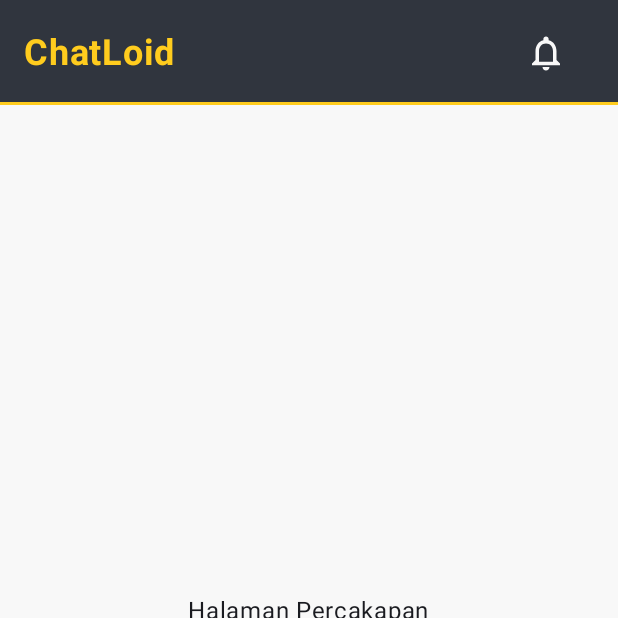
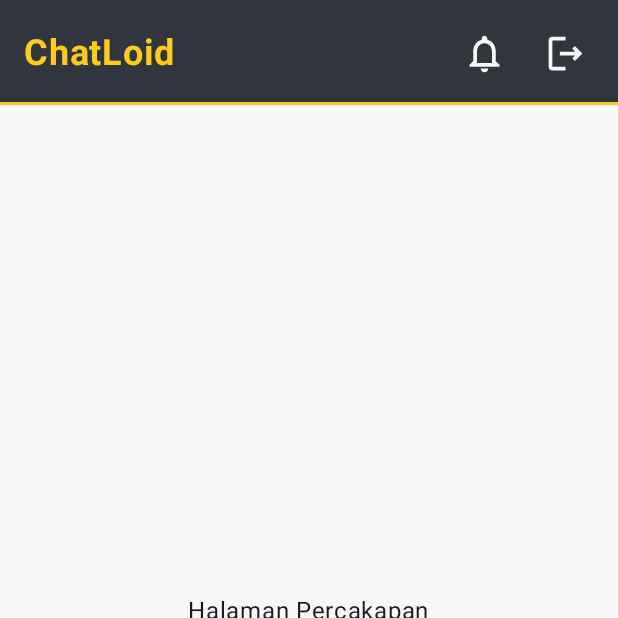
Before and after one commit to ZaAtsmaro28/ChatLoid, an Android app built with Jetpack Compose: the screen it shows after launch (MainActivity), on a phone screen of 412 x 824 dp, the top half of it. Run offline under Robolectric (Android 15) with nearby library versions, the phone set to English and light mode, and no system bars.

Commit message:
refactor: reposition logout button

```diff
--- a/app/src/main/java/com/portfolio/chatloid/MainActivity.kt
+++ b/app/src/main/java/com/portfolio/chatloid/MainActivity.kt
@@ -3,7 +3,6 @@ package com.portfolio.chatloid
 import android.os.Bundle
 import androidx.activity.ComponentActivity
 import androidx.activity.compose.setContent
-import androidx.compose.foundation.ExperimentalFoundationApi
 import androidx.compose.foundation.background
 import androidx.compose.foundation.layout.Column
 import androidx.compose.foundation.layout.fillMaxWidth
@@ -20,7 +19,6 @@ class MainActivity : ComponentActivity() {
                 Column(modifier = Modifier
                     .fillMaxWidth()
                     .background(Color.Red)
-
                 ) {
                     BottomNavBar()
                 }
--- a/app/src/main/java/com/portfolio/chatloid/View/Buttons/BasicIconButton.kt
+++ b/app/src/main/java/com/portfolio/chatloid/View/Buttons/BasicIconButton.kt
@@ -1,6 +1,9 @@
 package com.portfolio.chatloid.View.Buttons
 
+import androidx.compose.foundation.layout.PaddingValues
+import androidx.compose.foundation.layout.fillMaxWidth
 import androidx.compose.foundation.layout.size
+import androidx.compose.foundation.layout.width
 import androidx.compose.material.icons.Icons
 import androidx.compose.material.icons.outlined.Notifications
 import androidx.compose.material3.Button
@@ -9,22 +12,26 @@ import androidx.compose.material3.Icon
 import androidx.compose.runtime.Composable
 import androidx.compose.ui.Modifier
 import androidx.compose.ui.graphics.Color
+import androidx.compose.ui.graphics.vector.ImageVector
 import androidx.compose.ui.res.colorResource
+import androidx.compose.ui.unit.Dp
 import androidx.compose.ui.unit.dp
 import com.portfolio.chatloid.R
 
 @Composable
-fun NotificationButton() {
+fun BasicIconButton(icon: ImageVector, desc: String) {
     Button(
+        modifier = Modifier.width(50.dp),
         onClick = {
             print("Test")
         },
-        colors = ButtonDefaults.buttonColors(Color.Transparent)
+        colors = ButtonDefaults.buttonColors(Color.Transparent),
+        contentPadding = PaddingValues(0.dp)
     ) {
         Icon(
-            imageVector = Icons.Outlined.Notifications,
-            modifier = Modifier.size(28.dp),
-            contentDescription = "Tombol Notifikasi",
+            modifier = Modifier.size(30.dp),
+            imageVector = icon,
+            contentDescription = desc,
             tint = colorResource(R.color.white)
         )
     }
--- a/app/src/main/java/com/portfolio/chatloid/View/Buttons/ProfileActionButton.kt
+++ b/app/src/main/java/com/portfolio/chatloid/View/Buttons/ProfileActionButton.kt
@@ -28,9 +28,7 @@ fun ProfileActionButton(modifier: Modifier = Modifier){
         mutableStateOf(false)
     }
     var button_text = ""
-    Box(
-        modifier = modifier.fillMaxWidth(),
-        contentAlignment = Alignment.TopEnd) {
+    Box {
         Button(
             modifier = modifier.width(97.dp),
             onClick = {
--- a/app/src/main/java/com/portfolio/chatloid/View/HeaderApp.kt
+++ b/app/src/main/java/com/portfolio/chatloid/View/HeaderApp.kt
@@ -4,9 +4,15 @@ import androidx.compose.foundation.background
 import androidx.compose.foundation.layout.Arrangement
 import androidx.compose.foundation.layout.Box
 import androidx.compose.foundation.layout.Row
+import androidx.compose.foundation.layout.Spacer
 import androidx.compose.foundation.layout.fillMaxWidth
 import androidx.compose.foundation.layout.height
 import androidx.compose.foundation.layout.padding
+import androidx.compose.foundation.layout.size
+import androidx.compose.material.icons.Icons
+import androidx.compose.material.icons.outlined.Logout
+import androidx.compose.material.icons.outlined.Notifications
+import androidx.compose.material.icons.outlined.PowerSettingsNew
 import androidx.compose.material3.Divider
 import androidx.compose.material3.Text
 import androidx.compose.runtime.Composable
@@ -18,7 +24,7 @@ import androidx.compose.ui.text.font.FontWeight
 import androidx.compose.ui.unit.dp
 import androidx.compose.ui.unit.sp
 import com.portfolio.chatloid.R
-import com.portfolio.chatloid.View.Buttons.NotificationButton
+import com.portfolio.chatloid.View.Buttons.BasicIconButton
 
 @Composable
 fun HeaderApp(title: String, modifier: Modifier = Modifier) {
@@ -43,7 +49,17 @@ fun HeaderApp(title: String, modifier: Modifier = Modifier) {
                 text = title,
                 color = colorResource(R.color.primary)
             )
-            NotificationButton()
+            Row {
+                BasicIconButton(
+                    icon = Icons.Outlined.Notifications,
+                    desc = "Tombol Notifikasi",
+                )
+                Spacer(Modifier.size(4.dp))
+                BasicIconButton(
+                    icon = Icons.Outlined.Logout,
+                    desc = "Tombol Logout"
+                )
+            }
         }
         Divider(
             color = colorResource(R.color.primary),
```
Also changed, not shown: app/src/main/java/com/portfolio/chatloid/View/Profile.kt (+13 -2 lines).
